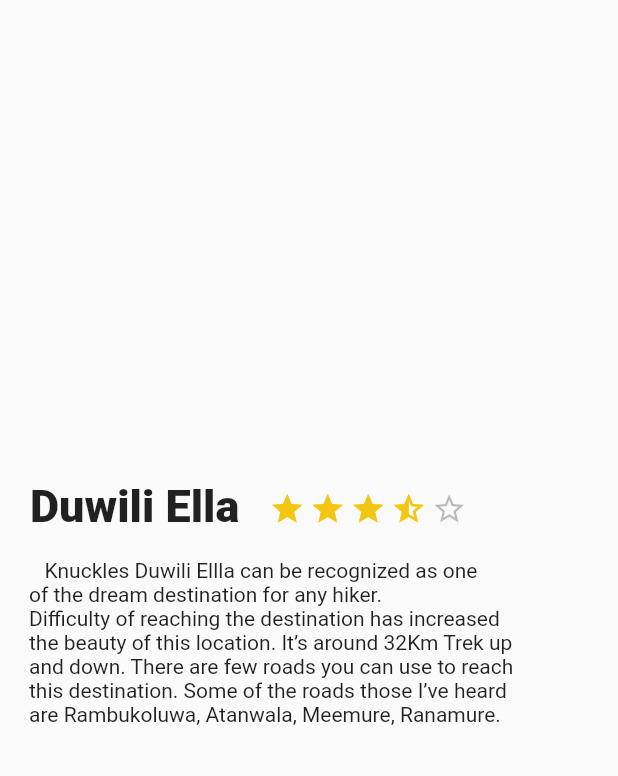
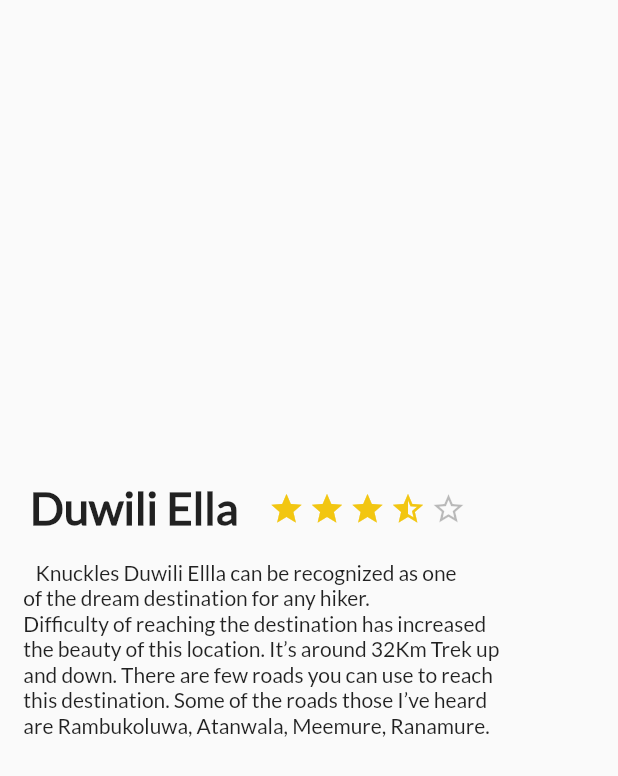
Before and after one commit to Pirris-Salas/FlutterAvanzado, a Flutter app: the screen it shows after launch, on a phone screen of 412 x 824 dp. Shown: the top 776 px of the screen. Run offline on Flutter 3.47's test engine with Material 2 defaults, Android fonts, the phone set to English and light mode, and no system bars; statements that could not run were skipped.

Commit message:
Se agrega la fuente Lato descargada de Google Fonts

```diff
--- a/lib/description_place.dart
+++ b/lib/description_place.dart
@@ -1,9 +1,7 @@
-
 import 'package:flutter/cupertino.dart';
 import 'package:flutter/material.dart';
 
 class DescriptionPlace extends StatelessWidget {
-
   String descriptionPlace;
   String namePlace;
   int stars;
@@ -12,8 +10,7 @@ class DescriptionPlace extends StatelessWidget {
 
   @override
   Widget build(BuildContext context) {
-    final iconStar =
-    new Container(
+    final iconStar = new Container(
       margin: EdgeInsets.only(
         top: 323.0,
         right: 3.0,
@@ -24,8 +21,7 @@ class DescriptionPlace extends StatelessWidget {
       ),
     );
 
-    final emptyStar =
-    new Container(
+    final emptyStar = new Container(
       margin: EdgeInsets.only(
         top: 323.0,
         right: 3.0,
@@ -36,8 +32,7 @@ class DescriptionPlace extends StatelessWidget {
       ),
     );
 
-    final halfStar =
-    new Container(
+    final halfStar = new Container(
       margin: EdgeInsets.only(
         top: 323.0,
         right: 3.0,
@@ -48,8 +43,7 @@ class DescriptionPlace extends StatelessWidget {
       ),
     );
 
-    final placeDescription =
-    Row(
+    final placeDescription = Row(
       mainAxisAlignment: MainAxisAlignment.start,
       crossAxisAlignment: CrossAxisAlignment.start,
       children: <Widget>[
@@ -64,12 +58,12 @@ class DescriptionPlace extends StatelessWidget {
             textAlign: TextAlign.left,
             style: TextStyle(
               fontSize: 14,
+              fontFamily: "Lato",
             ),
           ),
         ),
       ],
     );
-
 
     final titleStars = Row(
       children: <Widget>[
@@ -84,6 +78,7 @@ class DescriptionPlace extends StatelessWidget {
             style: TextStyle(
               fontSize: 30.0,
               fontWeight: FontWeight.w900,
+              fontFamily: "Lato",
             ),
             textAlign: TextAlign.left,
           ),
@@ -111,6 +106,4 @@ class DescriptionPlace extends StatelessWidget {
       ],
     );
   }
-
-
 }
--- a/pubspec.yaml
+++ b/pubspec.yaml
@@ -76,3 +76,7 @@ flutter:
   #
   # For details regarding fonts from package dependencies,
   # see https://flutter.dev/custom-fonts/#from-packages
+  fonts:
+    - family: Lato
+      fonts:
+        - asset: fonts/Lato-Regular.ttf
```
Also changed, not shown: fonts/Lato-Regular.ttf (added), 1 other file. Lines whose indentation alone changed are shown as unchanged.
